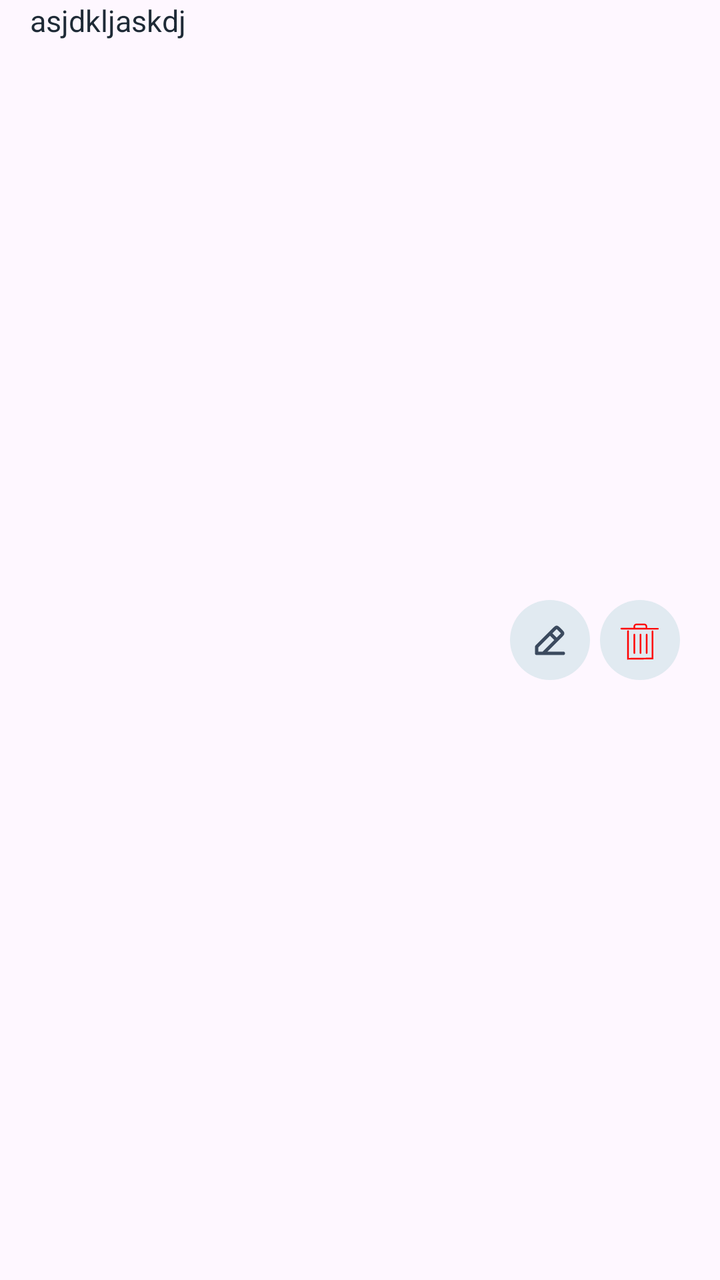
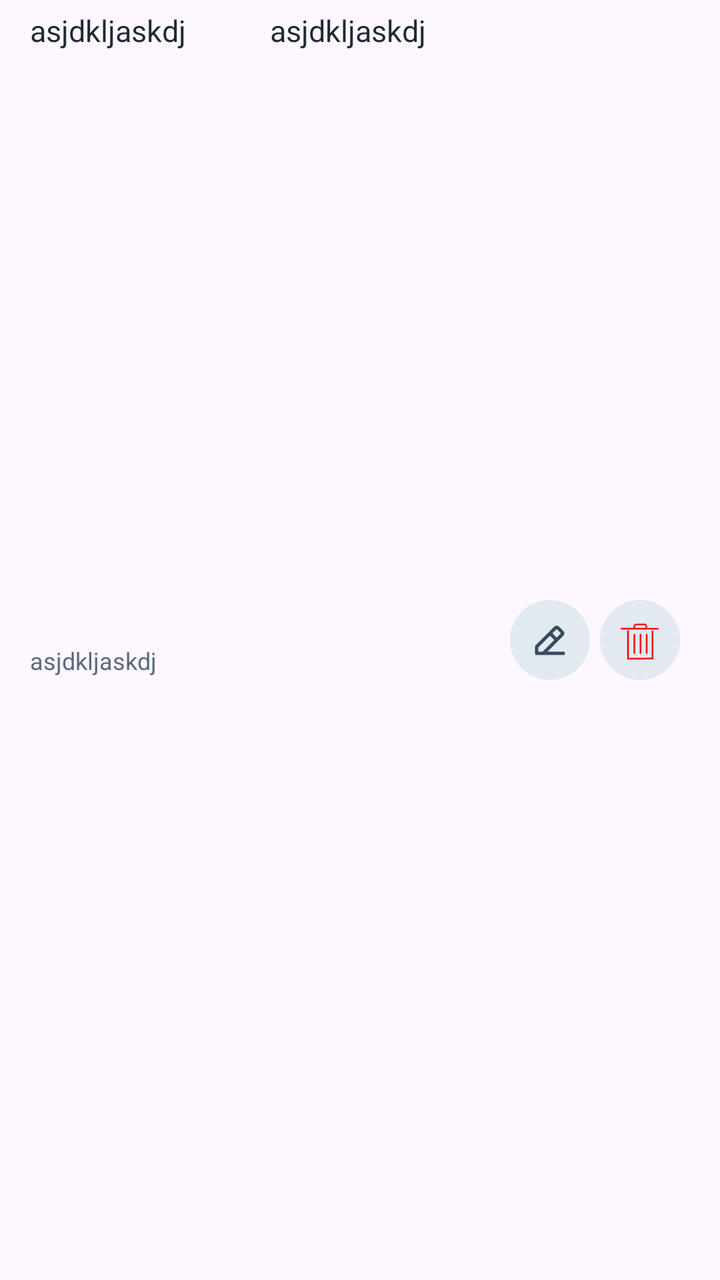

Before-and-after screenshots of an Android layout around one commit, followed by the original layout XML and the change that was made.
<!-- AndroidManifest.xml: application theme Theme.GharKharch -->
<!-- res/layout/item_manage_expense.xml -->
<?xml version="1.0" encoding="utf-8"?>
<androidx.constraintlayout.widget.ConstraintLayout xmlns:android="http://schemas.android.com/apk/res/android"
    xmlns:app="http://schemas.android.com/apk/res-auto"
    android:layout_width="match_parent"
    android:layout_height="wrap_content"
    android:layout_marginVertical="@dimen/margin_small"
    android:gravity="center"
    android:orientation="horizontal"
    android:paddingHorizontal="@dimen/padding_large">

    <TextView
        android:id="@+id/item_name"
        android:layout_width="0dp"
        android:layout_height="wrap_content"
        android:text="asjdkljaskdj"
        android:textSize="@dimen/text_size_medium"
        app:layout_constraintEnd_toStartOf="@id/item_amount"
        app:layout_constraintStart_toStartOf="parent"
        app:layout_constraintTop_toTopOf="parent" />

    <TextView
        android:id="@+id/item_amount"
        android:layout_width="0dp"
        android:layout_height="wrap_content"
        android:text="asjdkljaskdj"
        android:textSize="@dimen/text_size_medium"
        android:visibility="gone"
        app:layout_constraintEnd_toStartOf="@id/edit_item"
        app:layout_constraintStart_toEndOf="@id/item_name"
        app:layout_constraintTop_toTopOf="parent" />

    <TextView
        android:id="@+id/item_date"
        android:layout_width="0dp"
        android:layout_height="wrap_content"
        android:text="asjdkljaskdj"
        android:textColor="@color/primaryTextColorVariant"
        android:textSize="@dimen/text_size_small"
        android:visibility="gone"
        app:layout_constraintBottom_toBottomOf="parent"
        app:layout_constraintEnd_toStartOf="@id/edit_item"
        app:layout_constraintStart_toStartOf="parent"
        app:layout_constraintTop_toBottomOf="@id/item_name" />

    <ImageView
        android:id="@+id/edit_item"
        android:layout_width="wrap_content"
        android:layout_height="wrap_content"
        android:layout_marginHorizontal="@dimen/margin_small"
        android:background="@drawable/circular_border"
        android:backgroundTint="@color/backgroundColorVariant"
        android:importantForAccessibility="no"
        android:padding="@dimen/padding_medium"
        android:src="@drawable/edit_icon"
        app:layout_constraintBottom_toBottomOf="parent"
        app:layout_constraintEnd_toStartOf="@id/delete_item"
        app:layout_constraintTop_toTopOf="parent" />

    <ImageView
        android:id="@+id/delete_item"
        android:layout_width="wrap_content"
        android:layout_height="wrap_content"
        android:layout_marginHorizontal="@dimen/margin_small"
        android:background="@drawable/circular_border"
        android:backgroundTint="@color/backgroundColorVariant"
        android:importantForAccessibility="no"
        android:padding="@dimen/padding_medium"
        android:src="@drawable/delete_icon"
        app:layout_constraintBottom_toBottomOf="parent"
        app:layout_constraintEnd_toEndOf="parent"
        app:layout_constraintTop_toTopOf="parent" />

</androidx.constraintlayout.widget.ConstraintLayout>
<!-- resources referenced by this layout -->
<resources>
  <color name="backgroundColorVariant">#E1EAF1</color>
  <color name="primaryTextColorVariant">#5A6B7D</color>
  <dimen name="margin_small">5dp</dimen>
  <dimen name="padding_large">15dp</dimen>
  <dimen name="padding_medium">10dp</dimen>
  <dimen name="text_size_medium">15sp</dimen>
  <dimen name="text_size_small">12sp</dimen>
  <!-- drawable circular_border (drawable) -->
  <?xml version="1.0" encoding="utf-8"?>
  <shape xmlns:android="http://schemas.android.com/apk/res/android"
      android:shape="oval" />
  <!-- drawable delete_icon (drawable) -->
  <vector xmlns:android="http://schemas.android.com/apk/res/android"
      android:width="20dp"
      android:height="20dp"
      android:tint="@color/red"
      android:viewportWidth="1024"
      android:viewportHeight="1024">
  
      <path
          android:fillColor="#000000"
          android:pathData="M32,241.6c-11.2,0 -20,-8.8 -20,-20s8.8,-20 20,-20l940,1.6c11.2,0 20,8.8 20,20s-8.8,20 -20,20L32,241.6zM186.4,282.4c0,-11.2 8.8,-20 20,-20s20,8.8 20,20v688.8l585.6,-6.4V289.6c0,-11.2 8.8,-20 20,-20s20,8.8 20,20v716.8l-666.4,7.2V282.4z" />
  
      <path
          android:fillColor="#000000"
          android:pathData="M682.4,867.2c-11.2,0 -20,-8.8 -20,-20V372c0,-11.2 8.8,-20 20,-20s20,8.8 20,20v475.2c0.8,11.2 -8.8,20 -20,20zM367.2,867.2c-11.2,0 -20,-8.8 -20,-20V372c0,-11.2 8.8,-20 20,-20s20,8.8 20,20v475.2c0.8,11.2 -8.8,20 -20,20zM524.8,867.2c-11.2,0 -20,-8.8 -20,-20V372c0,-11.2 8.8,-20 20,-20s20,8.8 20,20v475.2c0.8,11.2 -8.8,20 -20,20zM655.2,213.6v-48.8c0,-17.6 -14.4,-32 -32,-32H418.4c-18.4,0 -32,14.4 -32,32.8V208h-40v-42.4c0,-40 32.8,-72.8 72.8,-72.8H624c40,0 72.8,32.8 72.8,72.8v48.8h-41.6z" />
  
  </vector>
  <!-- drawable edit_icon (drawable) -->
  <vector xmlns:android="http://schemas.android.com/apk/res/android"
      android:width="20dp"
      android:height="20dp"
      android:tint="@color/iconColor"
      android:viewportWidth="24"
      android:viewportHeight="24">
  
      <path
          android:fillColor="#00000000"
          android:pathData="M4,20H20M4,20V16L12,8M4,20L8,20L16,12M12,8L14.869,5.131L14.87,5.13C15.265,4.735 15.463,4.537 15.691,4.463C15.892,4.398 16.108,4.398 16.309,4.463C16.537,4.537 16.735,4.735 17.129,5.129L18.869,6.869C19.265,7.265 19.463,7.463 19.537,7.691C19.602,7.892 19.602,8.108 19.537,8.309C19.463,8.537 19.265,8.735 18.869,9.131L18.869,9.131L16,12M12,8L16,12"
          android:strokeWidth="2"
          android:strokeColor="#000000"
          android:strokeLineCap="round"
          android:strokeLineJoin="round" />
  
  </vector>
  <style name="Theme.GharKharch" parent="Base.Theme.GharKharch">
          <item name="colorPrimary">@color/backgroundColor</item>
          <item name="colorSecondary">@color/lGrey</item>
          
          <item name="colorOnSecondary">@color/primaryTextColor</item>
          <item name="colorOnPrimary">@color/primaryTextColor</item>
          
          <item name="android:textColor">@color/primaryTextColor</item>
          <item name="android:textColorPrimary">@color/primaryTextColor</item>
          <item name="android:textColorSecondary">@color/primaryTextColorVariant</item>
          
          <item name="android:statusBarColor">@color/backgroundColorVariant</item>
          <item name="android:navigationBarColor">@color/backgroundColorVariant</item>
          <item name="android:windowLightNavigationBar">true</item>
          <item name="android:windowLightStatusBar">true</item>
  
      </style>
  <color name="red">#FF0000</color>
  <color name="iconColor">#3B4A5E</color>
  <style name="Base.Theme.GharKharch" parent="Theme.Material3.DayNight.NoActionBar">
          
      </style>
  <color name="backgroundColor">#F2F6FA</color>
  <color name="lGrey">#616161</color>
  <color name="primaryTextColor">#1E2A36</color>
</resources>

<!-- the commit's change to res/layout/item_manage_expense.xml (unified diff, before → after) -->
@@ -3,7 +3,7 @@
     xmlns:app="http://schemas.android.com/apk/res-auto"
     android:layout_width="match_parent"
     android:layout_height="wrap_content"
-    android:layout_marginVertical="@dimen/margin_small"
+    android:paddingVertical="@dimen/margin_small"
     android:gravity="center"
     android:orientation="horizontal"
     android:paddingHorizontal="@dimen/padding_large">
@@ -24,7 +24,6 @@
         android:layout_height="wrap_content"
         android:text="asjdkljaskdj"
         android:textSize="@dimen/text_size_medium"
-        android:visibility="gone"
         app:layout_constraintEnd_toStartOf="@id/edit_item"
         app:layout_constraintStart_toEndOf="@id/item_name"
         app:layout_constraintTop_toTopOf="parent" />
@@ -36,7 +35,6 @@
         android:text="asjdkljaskdj"
         android:textColor="@color/primaryTextColorVariant"
         android:textSize="@dimen/text_size_small"
-        android:visibility="gone"
         app:layout_constraintBottom_toBottomOf="parent"
         app:layout_constraintEnd_toStartOf="@id/edit_item"
         app:layout_constraintStart_toStartOf="parent"
